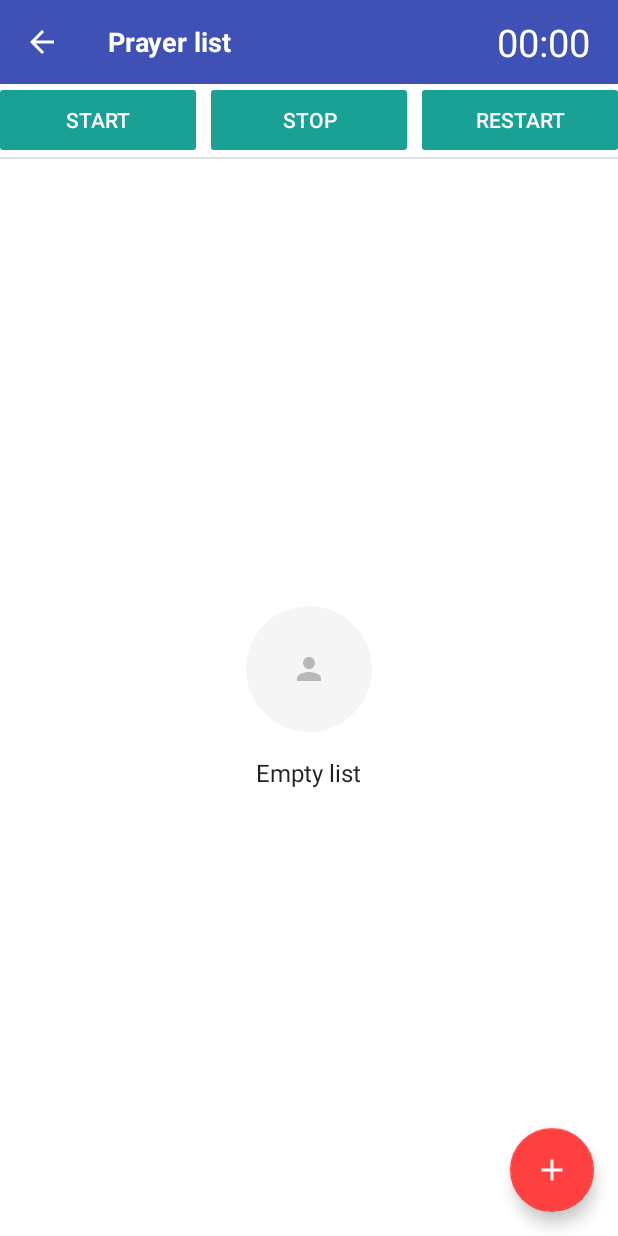
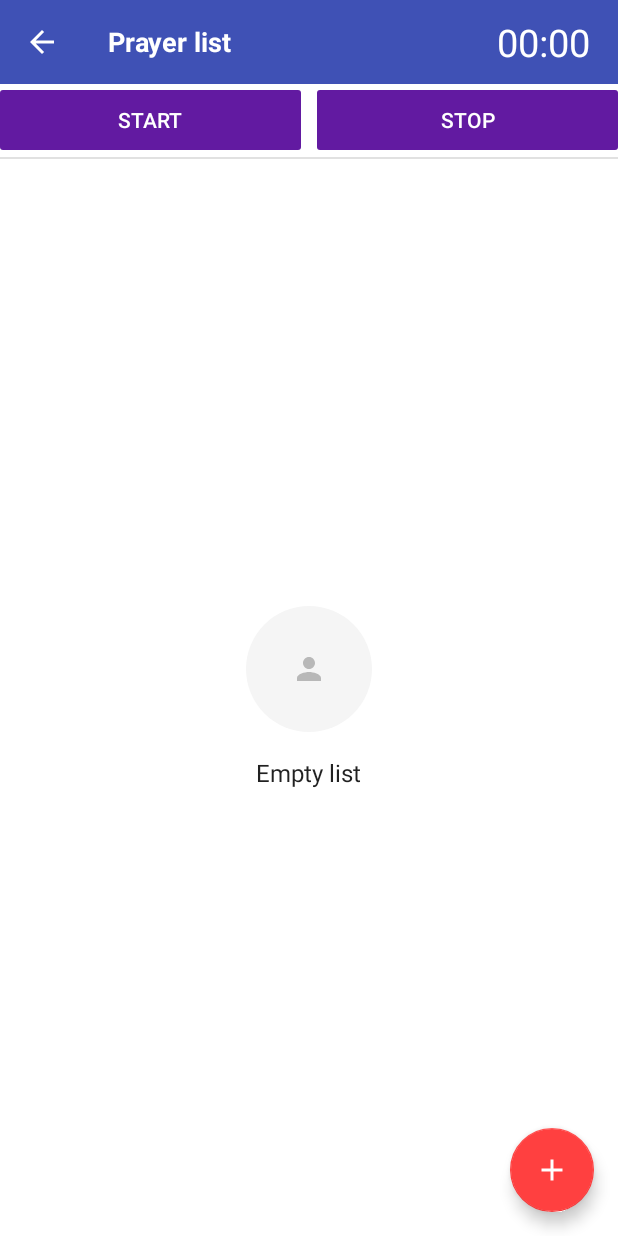
Before and after one commit to akademiya/BestFriendsKotlin, an Android app: the PersonView screen opened directly, with no data from a screen before it, after a tap on "STOP", on a phone screen of 412 x 824 dp. Run offline under Robolectric (Android 15) with nearby library versions, the phone set to English and light mode, and no system bars; 4 statements that could not run were skipped.

Commit message:
2 time buttons in the kido view, change color

```diff
--- a/app/src/main/java/com/vadym/gvd/bestfriendskotlin/kido/PersonView.kt
+++ b/app/src/main/java/com/vadym/gvd/bestfriendskotlin/kido/PersonView.kt
@@ -157,10 +157,10 @@ class PersonView : MainActivity() {
             }
         }
 
-        stop.setOnClickListener { Chronometer.stop() }
-        reset.setOnClickListener {
+        stop.setOnClickListener {
             Chronometer.stop()
             chronometer.text = DateUtils.formatElapsedTime(0)
+            mp.stop()
         }
     }
 
--- a/app/src/main/res/layout/view_kido.xml
+++ b/app/src/main/res/layout/view_kido.xml
@@ -51,19 +51,15 @@
             <Button
                 android:id="@+id/start"
                 style="@style/ButtonChronometer"
+                android:layout_marginEnd="5dp"
                 android:text="@string/start" />
 
             <Button
                 android:id="@+id/stop"
                 style="@style/ButtonChronometer"
-                android:layout_marginEnd="10dp"
-                android:layout_marginStart="10dp"
+                android:layout_marginStart="5dp"
                 android:text="@string/stop" />
 
-            <Button
-                android:id="@+id/reset"
-                style="@style/ButtonChronometer"
-                android:text="@string/reset" />
         </LinearLayout>
 
         <View
--- a/app/src/main/res/values/colors.xml
+++ b/app/src/main/res/values/colors.xml
@@ -15,8 +15,8 @@
     <color name="black_effective">#2a2a2a</color>
     <color name="divider_color">#1E000000</color>
 
-    <color name="button_chronometer">#1AA195</color>
-    <color name="button_chronometer_pressed">#008678</color>
+    <color name="button_chronometer">#621AA1</color>
+    <color name="button_chronometer_pressed">#501187</color>
 
     <color name="icon_pressed">#EEEEEE</color> <!--Gray 200-->
     <color name="primary">#4CAF50</color> <!--Green 500-->
```
Also changed, not shown: 1 other file.
